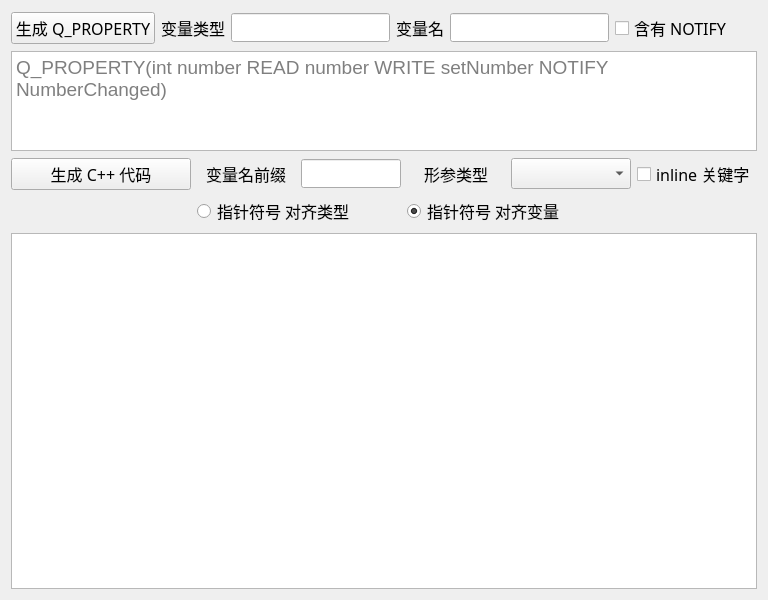
Above: src/cppcodegen/propertygenerator.ui from handy-sun/qitools before the change. Below: the same form after it.
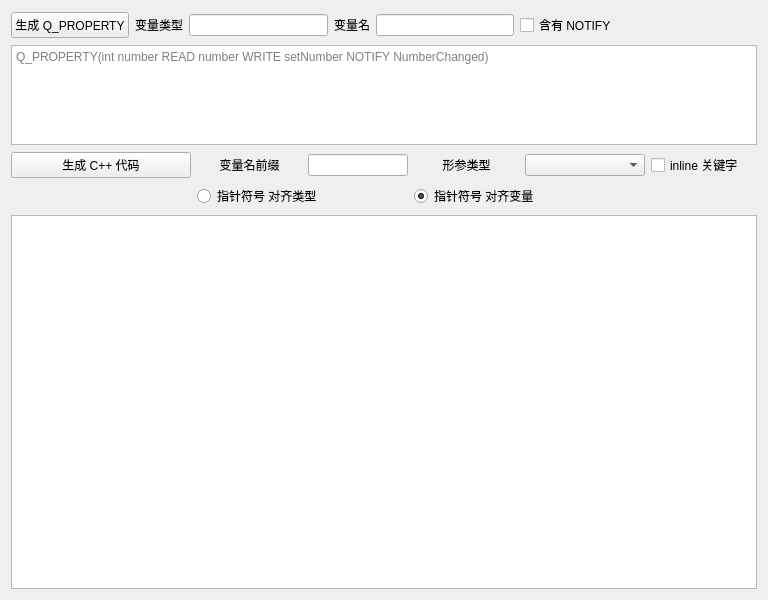
That is the form after the change.

Commit message:
fix(ui): use system fonts consistently
Remove per-widget Windows font and size overrides so Qt can resolve the platform font uniformly. Keep the system fixed font for code-oriented editors.

The edit to the form file:
```diff
--- a/src/cppcodegen/propertygenerator.ui
+++ b/src/cppcodegen/propertygenerator.ui
@@ -37,12 +37,6 @@
           <height>16777215</height>
          </size>
         </property>
-        <property name="font">
-         <font>
-          <family>微软雅黑</family>
-          <pointsize>12</pointsize>
-         </font>
-        </property>
         <property name="text">
          <string>生成 Q_PROPERTY</string>
         </property>
@@ -50,12 +44,6 @@
       </item>
       <item row="0" column="1">
        <widget class="QLabel" name="label_4">
-        <property name="font">
-         <font>
-          <family>微软雅黑</family>
-          <pointsize>12</pointsize>
-         </font>
-        </property>
         <property name="text">
          <string>变量类型</string>
         </property>
@@ -63,22 +51,10 @@
       </item>
       <item row="0" column="2">
        <widget class="QLineEdit" name="lineEditType">
-        <property name="font">
-         <font>
-          <family>Consolas</family>
-          <pointsize>13</pointsize>
-         </font>
-        </property>
        </widget>
       </item>
       <item row="0" column="3">
        <widget class="QLabel" name="label">
-        <property name="font">
-         <font>
-          <family>微软雅黑</family>
-          <pointsize>12</pointsize>
-         </font>
-        </property>
         <property name="text">
          <string>变量名</string>
         </property>
@@ -86,22 +62,10 @@
       </item>
       <item row="0" column="4">
        <widget class="QLineEdit" name="lineEditVariation">
-        <property name="font">
-         <font>
-          <family>Consolas</family>
-          <pointsize>13</pointsize>
-         </font>
-        </property>
        </widget>
       </item>
       <item row="0" column="5">
        <widget class="QCheckBox" name="checkBoxNotify">
-        <property name="font">
-         <font>
-          <family>微软雅黑</family>
-          <pointsize>12</pointsize>
-         </font>
-        </property>
         <property name="text">
          <string>含有 NOTIFY</string>
         </property>
@@ -131,11 +95,6 @@
        <height>100</height>
       </size>
      </property>
-     <property name="font">
-      <font>
-       <pointsize>14</pointsize>
-      </font>
-     </property>
      <property name="placeholderText">
       <string notr="true">Q_PROPERTY(int number READ number WRITE setNumber NOTIFY NumberChanged)</string>
      </property>
@@ -164,12 +123,6 @@
           <height>16777215</height>
          </size>
         </property>
-        <property name="font">
-         <font>
-          <family>Consolas</family>
-          <pointsize>13</pointsize>
-         </font>
-        </property>
        </widget>
       </item>
       <item row="0" column="6">
@@ -180,12 +133,6 @@
           <height>0</height>
          </size>
         </property>
-        <property name="font">
-         <font>
-          <family>微软雅黑</family>
-          <pointsize>12</pointsize>
-         </font>
-        </property>
        </widget>
       </item>
       <item row="1" column="5" colspan="2">
@@ -196,12 +143,6 @@
           <height>16777215</height>
          </size>
         </property>
-        <property name="font">
-         <font>
-          <family>微软雅黑</family>
-          <pointsize>12</pointsize>
-         </font>
-        </property>
         <property name="text">
          <string>指针符号 对齐变量</string>
         </property>
@@ -218,12 +159,6 @@
           <height>16777215</height>
          </size>
         </property>
-        <property name="font">
-         <font>
-          <family>微软雅黑</family>
-          <pointsize>12</pointsize>
-         </font>
-        </property>
         <property name="text">
          <string>指针符号 对齐类型</string>
         </property>
@@ -231,12 +166,6 @@
       </item>
       <item row="0" column="3">
        <widget class="QLabel" name="label_3">
-        <property name="font">
-         <font>
-          <family>微软雅黑</family>
-          <pointsize>12</pointsize>
-         </font>
-        </property>
         <property name="text">
          <string>变量名前缀</string>
         </property>
@@ -253,12 +182,6 @@
           <height>0</height>
          </size>
         </property>
-        <property name="font">
-         <font>
-          <family>微软雅黑</family>
-          <pointsize>12</pointsize>
-         </font>
-        </property>
         <property name="text">
          <string>形参类型</string>
         </property>
@@ -275,12 +198,6 @@
           <height>16777215</height>
          </size>
         </property>
-        <property name="font">
-         <font>
-          <family>微软雅黑</family>
-          <pointsize>12</pointsize>
-         </font>
-        </property>
         <property name="text">
          <string>inline 关键字</string>
         </property>
@@ -300,12 +217,6 @@
           <height>16777215</height>
          </size>
         </property>
-        <property name="font">
-         <font>
-          <family>微软雅黑</family>
-          <pointsize>12</pointsize>
-         </font>
-        </property>
         <property name="text">
          <string>生成 C++ 代码</string>
         </property>
@@ -316,12 +227,6 @@
    </item>
    <item>
     <widget class="QTextEdit" name="textEditGenCode">
-     <property name="font">
-      <font>
-       <family>Consolas</family>
-       <pointsize>14</pointsize>
-      </font>
-     </property>
      <property name="cursor" stdset="0">
       <cursorShape>IBeamCursor</cursorShape>
      </property>
```
The commit also changes 14 other files.
